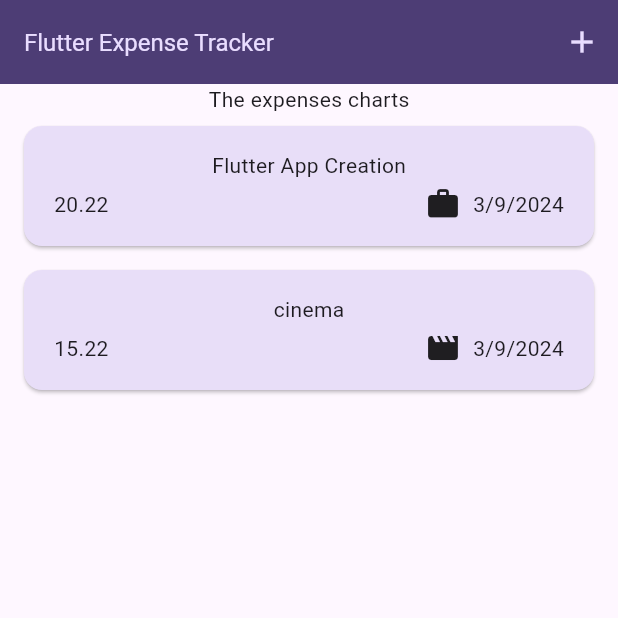
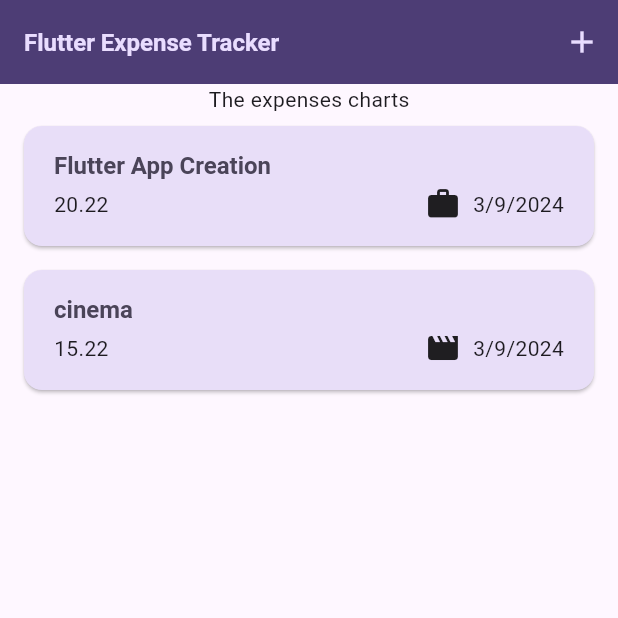
Before and after one commit to ajujacob88/flutter-expense-tracker-app, a Flutter app: the screen it shows after launch, on a phone screen of 412 x 824 dp, the top half of it. Run offline on Flutter 3.47's test engine with Material 3 defaults, Android fonts, the phone set to English and light mode, and no system bars.

Commit message:
using themedara in widgets

```diff
--- a/lib/main.dart
+++ b/lib/main.dart
@@ -32,7 +32,7 @@ void main() {
         ),
         textTheme: ThemeData().textTheme.copyWith(
               titleLarge: TextStyle(
-                fontWeight: FontWeight.normal,
+                fontWeight: FontWeight.bold,
                 color: kColorScheme.onSecondaryContainer,
                 fontSize: 16,
               ),
--- a/lib/widget/expenses_list/expense_item.dart
+++ b/lib/widget/expenses_list/expense_item.dart
@@ -15,8 +15,12 @@ class ExpenseItem extends StatelessWidget {
           vertical: 16,
         ),
         child: Column(
+          crossAxisAlignment: CrossAxisAlignment.start,
           children: [
-            Text(expense.title),
+            Text(
+              expense.title,
+              style: Theme.of(context).textTheme.titleLarge,
+            ),
             const SizedBox(height: 4),
             Row(
               children: [
--- a/lib/widget/expenses_list/expenses_list.dart
+++ b/lib/widget/expenses_list/expenses_list.dart
@@ -14,6 +14,14 @@ class ExpensesList extends StatelessWidget {
     return ListView.builder(
       itemCount: expenses.length,
       itemBuilder: (ctx, index) => Dismissible(
+        background: Container(
+          color: Theme.of(context).colorScheme.error.withOpacity(.25),
+          //color accodring to my theming colorscheme
+          // margin: const EdgeInsets.symmetric(horizontal: 16),
+
+          margin: EdgeInsets.symmetric(
+              horizontal: Theme.of(context).cardTheme.margin!.horizontal),
+        ),
         key: ValueKey(expenses[index]),
         onDismissed: (direction) {
           onRemoveExpense(expenses[index]);
```
